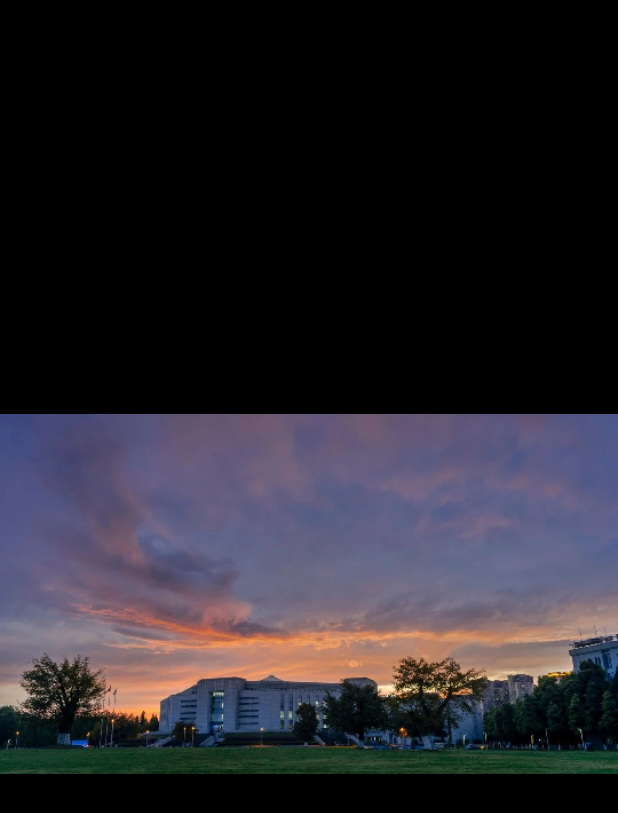
After one commit to 71000011081075587324/FeedApp, an Android app: the layout fragment_image_show.xml on its own in the app's theme, with its tools: preview values and no code run, on a phone screen of 412 x 824 dp. The commit adds this screen. Shown: the top 813 px of the screen. Run offline under Robolectric (Android 15) with nearby library versions, the phone set to English and light mode, and no system bars.

Commit message:
图片点击放大功能实现

```diff
--- a/app/src/main/AndroidManifest.xml
+++ b/app/src/main/AndroidManifest.xml
@@ -12,8 +12,11 @@
         android:roundIcon="@mipmap/ic_launcher_round"
         android:supportsRtl="true"
         android:theme="@style/Theme.Feedapp">
-        <activity android:name=".ui.activity.HomeDetailActivity"
+        <activity android:name=".ui.activity.ImageShowActivity"
             android:screenOrientation="portrait"/>
+        <activity
+            android:name=".ui.activity.HomeDetailActivity"
+            android:screenOrientation="portrait" />
         <activity
             android:name=".ui.activity.MainActivity"
             android:screenOrientation="portrait" />
--- /dev/null
+++ b/app/src/main/res/layout/fragment_image_show.xml
@@ -0,0 +1,38 @@
+<?xml version="1.0" encoding="utf-8"?>
+<LinearLayout xmlns:android="http://schemas.android.com/apk/res/android"
+    android:id="@+id/ll_image_show"
+    android:layout_width="match_parent"
+    android:layout_height="match_parent"
+    android:orientation="vertical"
+    android:gravity="center"
+    android:background="@color/black">
+
+    <View
+        android:layout_width="match_parent"
+        android:layout_height="0dp"
+        android:layout_weight="0.9"/>
+
+    <ImageView
+        android:id="@+id/iv_show_big"
+        android:layout_width="match_parent"
+        android:layout_height="wrap_content"
+        android:src="@drawable/uestc_picture_0"
+        android:layout_gravity="center"
+        android:scaleType="centerCrop"/>
+
+    <LinearLayout
+        android:layout_width="match_parent"
+        android:layout_height="0dp"
+        android:layout_weight="1"
+        android:gravity="center">
+
+        <TextView
+            android:id="@+id/tv_image_show_position"
+            android:layout_width="wrap_content"
+            android:layout_height="wrap_content"
+            android:textSize="23sp"
+            android:textColor="@color/white"/>
+
+    </LinearLayout>
+
+</LinearLayout>
```
Also changed, not shown: app/src/main/java/com/uestc/myapplication/Adapter/HomeFriendRecyclerAdapter.java (+11 -0 lines), app/src/main/java/com/uestc/myapplication/Adapter/ImageRecyclerAdapter.java (+12 -1 lines), app/src/main/java/com/uestc/myapplication/Adapter/ImageShowAdapter.java (added, +65 -0 lines), app/src/main/java/com/uestc/myapplication/ui/activity/HomeDetailActivity.java (+12 -0 lines), app/src/main/java/com/uestc/myapplication/ui/activity/ImageShowActivity.java (added, +54 -0 lines), app/src/main/java/com/uestc/myapplication/ui/fragment/HomeFragment.java (+0 -30 lines), app/src/main/java/com/uestc/myapplication/ui/fragment/ImageShowFragment.java (added, +81 -0 lines), app/src/main/res/layout/activity_image_show.xml (added, +14 -0 lines).
